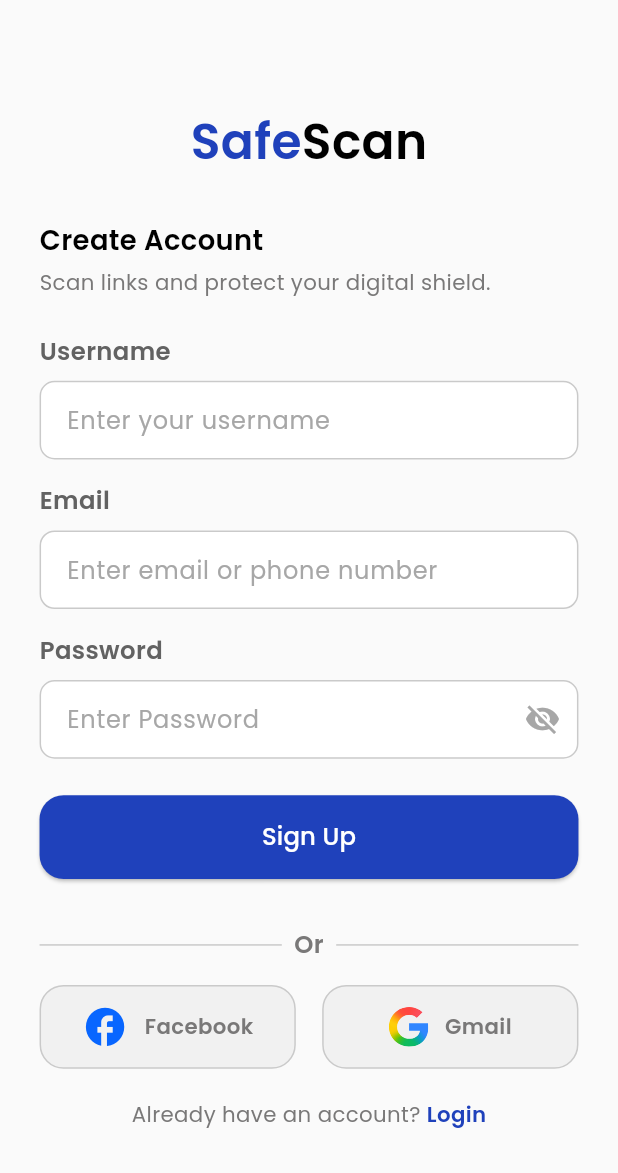
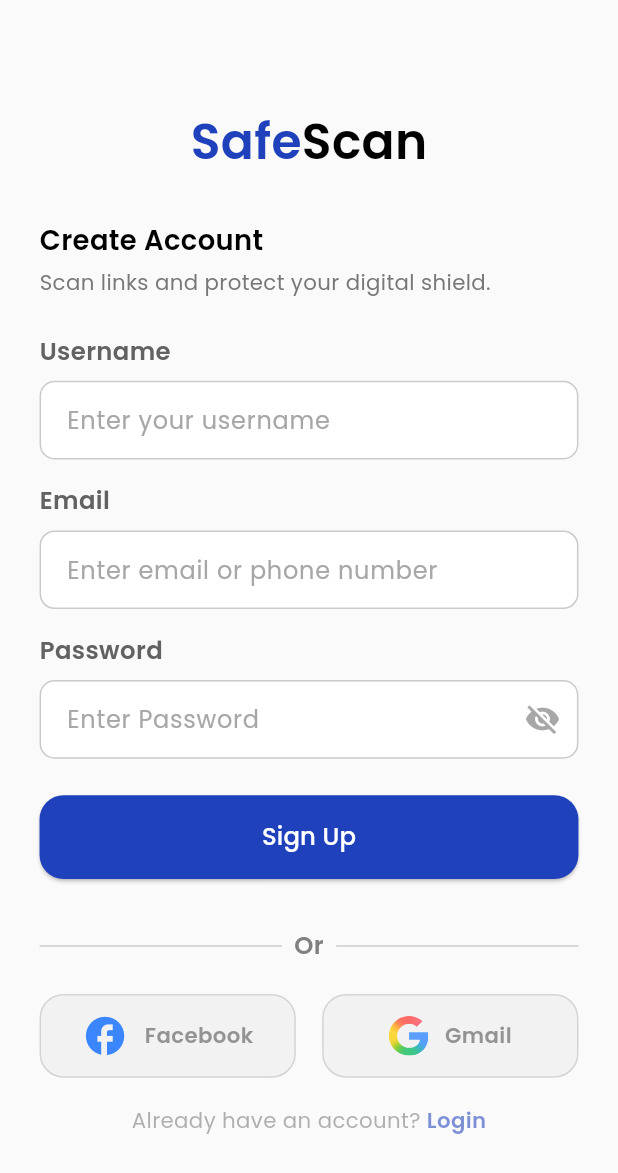
Before and after one commit to theemomo/SafeScan, a Flutter app: the screen it shows after launch, after a tap on "Login", after a tap on "Create Account", on a phone screen of 412 x 824 dp. Shown: the top 1173 px of the screen. Run offline on Flutter 3.47's test engine with Material 3 defaults, Android fonts, the light colour scheme and no system bars; our stand-ins replace dio, equatable, firebase_auth, firebase_core, flutter_bloc, flutter_screenutil and 4 more; accounts and stored records are empty.

Commit message:
refactor: restructure home feature and add animations

```diff
--- a/lib/core/route/app_router.dart
+++ b/lib/core/route/app_router.dart
@@ -4,9 +4,9 @@ import 'package:safe_scan/core/route/route_names.dart';
 import 'package:safe_scan/features/auth/presentation/cubits/auth_cubit/auth_cubit.dart';
 import 'package:safe_scan/features/auth/presentation/screens/login_screen.dart';
 import 'package:safe_scan/features/auth/presentation/screens/register_screen.dart';
-import 'package:safe_scan/features/home/domain/entities/domain_response_model.dart';
-import 'package:safe_scan/features/home/presentation/screens/home_screen.dart';
-import 'package:safe_scan/features/home/presentation/screens/report_screen.dart';
+import 'package:safe_scan/features/scan/domain/entities/domain_response_model.dart';
+import 'package:safe_scan/features/scan/presentation/screens/home_screen.dart';
+import 'package:safe_scan/features/scan/presentation/screens/report_screen.dart';
 
 class AppRouter {
   final AuthCubit authCubit;
--- a/lib/features/auth/presentation/screens/login_screen.dart
+++ b/lib/features/auth/presentation/screens/login_screen.dart
@@ -6,6 +6,7 @@ import 'package:go_router/go_router.dart';
 import 'package:safe_scan/core/route/route_names.dart';
 import 'package:safe_scan/core/utils/app_validators.dart';
 import 'package:safe_scan/features/auth/presentation/cubits/auth_cubit/auth_cubit.dart';
+import 'package:safe_scan/features/auth/presentation/widgets/animated_auth_widget.dart';
 import 'package:safe_scan/features/auth/presentation/widgets/app_text_field.dart';
 
 class LoginScreen extends StatefulWidget {
@@ -53,7 +54,9 @@ class _LoginScreenState extends State<LoginScreen> {
               mainAxisAlignment: MainAxisAlignment.start,
               crossAxisAlignment: CrossAxisAlignment.start,
               children: [
-                Center(
+                AnimatedAuthWidget(
+                  delay: 100,
+                  child: Center(
                     child: Row(
                       mainAxisAlignment: MainAxisAlignment.center,
                       children: [
@@ -76,9 +79,11 @@ class _LoginScreenState extends State<LoginScreen> {
                       ],
                     ),
                   ),
+                ),
                 SizedBox(height: 24.h),
-
-                Text(
+                AnimatedAuthWidget(
+                  delay: 200,
+                  child: Text(
                     'Login to safely scan your links and stay ahead of online threats.',
                     style: TextStyle(
                       color: const Color(0xFF797878),
@@ -86,10 +91,15 @@ class _LoginScreenState extends State<LoginScreen> {
                       fontWeight: FontWeight.w400,
                     ),
                   ),
+                ),
                 SizedBox(height: 24.h),
-
                 Form(
                   key: _formKey,
+                  child: Column(
+                    crossAxisAlignment: CrossAxisAlignment.start,
+                    children: [
+                      AnimatedAuthWidget(
+                        delay: 300,
                         child: Column(
                           crossAxisAlignment: CrossAxisAlignment.start,
                           children: [
@@ -115,7 +125,15 @@ class _LoginScreenState extends State<LoginScreen> {
                               validator: AppValidators.validateEmail,
                               fieldFocusNode: _emailFocusNode,
                             ),
+                          ],
+                        ),
+                      ),
                       SizedBox(height: 16.h),
+                      AnimatedAuthWidget(
+                        delay: 400,
+                        child: Column(
+                          crossAxisAlignment: CrossAxisAlignment.start,
+                          children: [
                             Text(
                               'Password',
                               style: TextStyle(
@@ -140,8 +158,13 @@ class _LoginScreenState extends State<LoginScreen> {
                           ],
                         ),
                       ),
+                    ],
+                  ),
+                ),
                 SizedBox(height: 32.h),
-                BlocConsumer<AuthCubit, AuthState>(
+                AnimatedAuthWidget(
+                  delay: 500,
+                  child: BlocConsumer<AuthCubit, AuthState>(
                     listenWhen: (previous, current) =>
                         current is AuthFailure || current is Authenticated,
                     listener: (context, state) {
@@ -196,8 +219,11 @@ class _LoginScreenState extends State<LoginScreen> {
                       );
                     },
                   ),
+                ),
                 SizedBox(height: 32.h),
-                Row(
+                AnimatedAuthWidget(
+                  delay: 600,
+                  child: Row(
                     children: [
                       Expanded(
                         child: Container(
@@ -222,8 +248,11 @@ class _LoginScreenState extends State<LoginScreen> {
                       ),
                     ],
                   ),
+                ),
                 SizedBox(height: 15.h),
-                Row(
+                AnimatedAuthWidget(
+                  delay: 700,
+                  child: Row(
                     children: [
                       Expanded(
                         child: Container(
@@ -286,8 +315,11 @@ class _LoginScreenState extends State<LoginScreen> {
                       ),
                     ],
                   ),
+                ),
                 SizedBox(height: 20.h),
-                Row(
+                AnimatedAuthWidget(
+                  delay: 800,
+                  child: Row(
                     mainAxisAlignment: MainAxisAlignment.center,
                     children: [
                       Text(
@@ -312,6 +344,7 @@ class _LoginScreenState extends State<LoginScreen> {
                       ),
                     ],
                   ),
+                ),
               ],
             ),
           ),
--- a/lib/features/auth/presentation/screens/register_screen.dart
+++ b/lib/features/auth/presentation/screens/register_screen.dart
@@ -6,6 +6,7 @@ import 'package:go_router/go_router.dart';
 import 'package:safe_scan/core/route/route_names.dart';
 import 'package:safe_scan/core/utils/app_validators.dart';
 import 'package:safe_scan/features/auth/presentation/cubits/auth_cubit/auth_cubit.dart';
+import 'package:safe_scan/features/auth/presentation/widgets/animated_auth_widget.dart';
 import 'package:safe_scan/features/auth/presentation/widgets/app_text_field.dart';
 
 class RegisterScreen extends StatefulWidget {
@@ -60,7 +61,9 @@ class _RegisterScreenState extends State<RegisterScreen> {
               mainAxisAlignment: MainAxisAlignment.start,
               crossAxisAlignment: CrossAxisAlignment.start,
               children: [
-                Center(
+                AnimatedAuthWidget(
+                  delay: 100,
+                  child: Center(
                     child: Row(
                       mainAxisAlignment: MainAxisAlignment.center,
                       children: [
@@ -83,7 +86,13 @@ class _RegisterScreenState extends State<RegisterScreen> {
                       ],
                     ),
                   ),
+                ),
                 SizedBox(height: 24.h),
+                AnimatedAuthWidget(
+                  delay: 200,
+                  child: Column(
+                    crossAxisAlignment: CrossAxisAlignment.start,
+                    children: [
                       Text(
                         'Create Account',
                         style: TextStyle(
@@ -101,9 +110,17 @@ class _RegisterScreenState extends State<RegisterScreen> {
                           fontWeight: FontWeight.w400,
                         ),
                       ),
+                    ],
+                  ),
+                ),
                 SizedBox(height: 24.h),
                 Form(
                   key: _formKey,
+                  child: Column(
+                    crossAxisAlignment: CrossAxisAlignment.start,
+                    children: [
+                      AnimatedAuthWidget(
+                        delay: 300,
                         child: Column(
                           crossAxisAlignment: CrossAxisAlignment.start,
                           children: [
@@ -120,14 +137,23 @@ class _RegisterScreenState extends State<RegisterScreen> {
                               fieldController: _usernameController,
                               onFieldSubmitted: (_) {
                                 _usernameFocusNode.unfocus();
-                          FocusScope.of(context).requestFocus(_emailFocusNode);
+                                FocusScope.of(context)
+                                    .requestFocus(_emailFocusNode);
                               },
                               label: "Enter your username",
                               keyboardType: TextInputType.text,
                               validator: AppValidators.validateUsername,
                               fieldFocusNode: _usernameFocusNode,
                             ),
+                          ],
+                        ),
+                      ),
                       SizedBox(height: 16.h),
+                      AnimatedAuthWidget(
+                        delay: 400,
+                        child: Column(
+                          crossAxisAlignment: CrossAxisAlignment.start,
+                          children: [
                             Text(
                               'Email',
                               style: TextStyle(
@@ -150,7 +176,15 @@ class _RegisterScreenState extends State<RegisterScreen> {
                               validator: AppValidators.validateEmail,
                               fieldFocusNode: _emailFocusNode,
                             ),
+                          ],
+                        ),
+                      ),
                       SizedBox(height: 16.h),
+                      AnimatedAuthWidget(
+                        delay: 500,
+                        child: Column(
+                          crossAxisAlignment: CrossAxisAlignment.start,
+                          children: [
                             Text(
                               'Password',
                               style: TextStyle(
@@ -168,15 +202,21 @@ class _RegisterScreenState extends State<RegisterScreen> {
                               },
                               label: "Enter Password",
                               keyboardType: TextInputType.visiblePassword,
-                        validator: AppValidators.validateRegisterPassword,
+                              validator:
+                                  AppValidators.validateRegisterPassword,
                               fieldFocusNode: _passwordFocusNode,
                               isPassword: true,
                             ),
                           ],
                         ),
                       ),
+                    ],
+                  ),
+                ),
                 SizedBox(height: 24.h),
-                BlocConsumer<AuthCubit, AuthState>(
+                AnimatedAuthWidget(
+                  delay: 600,
+                  child: BlocConsumer<AuthCubit, AuthState>(
                     listenWhen: (previous, current) =>
                         current is AuthFailure || current is Authenticated,
                     listener: (context, state) {
@@ -231,8 +271,11 @@ class _RegisterScreenState extends State<RegisterScreen> {
                       );
                     },
                   ),
+                ),
                 SizedBox(height: 32.h),
-                Row(
+                AnimatedAuthWidget(
+                  delay: 700,
+                  child: Row(
                     children: [
                       Expanded(
                         child: Container(
@@ -257,8 +300,11 @@ class _RegisterScreenState extends State<RegisterScreen> {
                       ),
                     ],
                   ),
+                ),
                 SizedBox(height: 15.h),
-                Row(
+                AnimatedAuthWidget(
+                  delay: 800,
+                  child: Row(
                     children: [
                       Expanded(
                         child: Container(
@@ -321,8 +367,11 @@ class _RegisterScreenState extends State<RegisterScreen> {
                       ),
                     ],
                   ),
+                ),
                 SizedBox(height: 20.h),
-                Row(
+                AnimatedAuthWidget(
+                  delay: 900,
+                  child: Row(
                     mainAxisAlignment: MainAxisAlignment.center,
                     children: [
                       Text(
@@ -347,6 +396,7 @@ class _RegisterScreenState extends State<RegisterScreen> {
                       ),
                     ],
                   ),
+                ),
               ],
             ),
           ),
--- /dev/null
+++ b/lib/features/auth/presentation/widgets/animated_auth_widget.dart
@@ -0,0 +1,64 @@
+import 'package:flutter/material.dart';
+
+class AnimatedAuthWidget extends StatefulWidget {
+  final Widget child;
+  final int delay;
+
+  const AnimatedAuthWidget({
+    super.key,
+    required this.child,
+    required this.delay,
+  });
+
+  @override
+  State<AnimatedAuthWidget> createState() => _AnimatedAuthWidgetState();
+}
+
+class _AnimatedAuthWidgetState extends State<AnimatedAuthWidget>
+    with SingleTickerProviderStateMixin {
+  late AnimationController _controller;
+  late Animation<double> _fadeAnimation;
+  late Animation<Offset> _slideAnimation;
+
+  @override
+  void initState() {
+    super.initState();
+    _controller = AnimationController(
+      vsync: this,
+      duration: const Duration(milliseconds: 500),
+    );
+
+    final curve = CurvedAnimation(
+      parent: _controller,
+      curve: Curves.easeOut, // make the transition start quickly and ends slowly
+    );
+
+    _fadeAnimation = Tween<double>(begin: 0.0, end: 1.0).animate(curve);
+    _slideAnimation =
+        Tween<Offset>(begin: const Offset(0, 0.5), end: Offset.zero)
+            .animate(curve);
+
+    Future.delayed(Duration(milliseconds: widget.delay), () {
+      if (mounted) {
+        _controller.forward();
+      }
+    });
+  }
+
+  @override
+  void dispose() {
+    _controller.dispose();
+    super.dispose();
+  }
+
+  @override
+  Widget build(BuildContext context) {
+    return FadeTransition(
+      opacity: _fadeAnimation,
+      child: SlideTransition(
+        position: _slideAnimation,
+        child: widget.child,
+      ),
+    );
+  }
+}
--- a/lib/features/home/data/virustotal_repo.dart
+++ b/lib/features/scan/data/virustotal_repo.dart
@@ -1,7 +1,7 @@
 import 'package:dio/dio.dart';
-import 'package:safe_scan/features/home/domain/entities/domain_response_model.dart';
-import 'package:safe_scan/features/home/domain/errors/virustotal_exceptions.dart';
-import 'package:safe_scan/features/home/domain/repos/api_repo.dart';
+import 'package:safe_scan/features/scan/domain/entities/domain_response_model.dart';
+import 'package:safe_scan/features/scan/domain/errors/virustotal_exceptions.dart';
+import 'package:safe_scan/features/scan/domain/repos/api_repo.dart';
 
 class VirustotalRepo extends ApiRepo {
   final Dio dio;
--- a/lib/features/home/domain/repos/api_repo.dart
+++ b/lib/features/scan/domain/repos/api_repo.dart
@@ -1,4 +1,4 @@
-import 'package:safe_scan/features/home/domain/entities/domain_response_model.dart';
+import 'package:safe_scan/features/scan/domain/entities/domain_response_model.dart';
 
 abstract class ApiRepo {
   Future<DomainResponseModel> fetchDomainReport(String domain);
--- a/lib/features/home/presentation/cubits/scan_domain_cubit/scan_domain_cubit.dart
+++ b/lib/features/scan/presentation/cubits/scan_domain_cubit/scan_domain_cubit.dart
@@ -1,8 +1,8 @@
 import 'package:flutter_bloc/flutter_bloc.dart';
 import 'package:flutter/material.dart';
-import 'package:safe_scan/features/home/domain/entities/domain_response_model.dart';
-import 'package:safe_scan/features/home/domain/errors/virustotal_exceptions.dart';
-import 'package:safe_scan/features/home/domain/repos/api_repo.dart';
+import 'package:safe_scan/features/scan/domain/entities/domain_response_model.dart';
+import 'package:safe_scan/features/scan/domain/errors/virustotal_exceptions.dart';
+import 'package:safe_scan/features/scan/domain/repos/api_repo.dart';
 
 part 'scan_domain_state.dart';
 
--- a/lib/features/home/presentation/screens/home_screen.dart
+++ b/lib/features/scan/presentation/screens/home_screen.dart
@@ -5,7 +5,7 @@ import "package:flutter_svg/svg.dart";
 import "package:go_router/go_router.dart";
 import "package:safe_scan/core/utils/app_colors.dart";
 import "package:safe_scan/features/auth/presentation/cubits/auth_cubit/auth_cubit.dart";
-import "package:safe_scan/features/home/presentation/widgets/tabs_widget.dart";
+import "package:safe_scan/features/scan/presentation/widgets/tabs_widget.dart";
 
 class HomeScreen extends StatelessWidget {
   const HomeScreen({super.key});
--- a/lib/features/home/presentation/screens/report_screen.dart
+++ b/lib/features/scan/presentation/screens/report_screen.dart
@@ -5,8 +5,8 @@ import 'package:flutter_svg/svg.dart';
 import 'package:go_router/go_router.dart';
 import 'package:safe_scan/core/utils/app_colors.dart';
 import 'package:safe_scan/features/auth/presentation/cubits/auth_cubit/auth_cubit.dart';
-import 'package:safe_scan/features/home/domain/entities/domain_response_model.dart';
-import 'package:safe_scan/features/home/presentation/widgets/circle_indicator.dart';
+import 'package:safe_scan/features/scan/domain/entities/domain_response_model.dart';
+import 'package:safe_scan/features/scan/presentation/widgets/circle_indicator.dart';
 
 class ReportScreen extends StatelessWidget {
   final DomainResponseModel reportData;
@@ -240,6 +240,7 @@ class ReportScreen extends StatelessWidget {
                           children: [
                             Text(
                               vendorName,
+                              overflow: TextOverflow.ellipsis,
                               style: TextStyle(
                                 fontSize: 14.sp,
                                 fontWeight: FontWeight.w400,
--- a/lib/features/home/presentation/widgets/scan_domain_widget.dart
+++ b/lib/features/scan/presentation/widgets/scan_domain_widget.dart
@@ -5,8 +5,8 @@ import 'package:flutter_svg/svg.dart';
 import 'package:go_router/go_router.dart';
 import 'package:safe_scan/core/route/route_names.dart';
 import 'package:safe_scan/core/utils/app_colors.dart';
-import 'package:safe_scan/features/home/presentation/cubits/scan_domain_cubit/scan_domain_cubit.dart';
-import 'package:safe_scan/features/home/presentation/widgets/dashed_container.dart';
+import 'package:safe_scan/features/scan/presentation/cubits/scan_domain_cubit/scan_domain_cubit.dart';
+import 'package:safe_scan/features/scan/presentation/widgets/dashed_container.dart';
 
 class ScanDomainWidget extends StatefulWidget {
   const ScanDomainWidget({super.key});
@@ -77,7 +77,7 @@ class _ScanDomainWidgetState extends State<ScanDomainWidget> {
                 filled: true,
                 fillColor: const Color(0xFFF1F1F4),
                 contentPadding: EdgeInsets.symmetric(
-                  vertical: 22.h,
+                  vertical: 16.h,
                   horizontal: 16.w,
                 ),
               ),
@@ -110,7 +110,7 @@ class _ScanDomainWidgetState extends State<ScanDomainWidget> {
                   return ElevatedButton(
                     onPressed: null,
                     style: ElevatedButton.styleFrom(
-                      minimumSize: Size(double.infinity, 65.h),
+                      minimumSize: Size(double.infinity, 55.h),
                       backgroundColor: AppColors.primaryColor,
                       shape: RoundedRectangleBorder(
                         borderRadius: BorderRadius.circular(16.r),
@@ -132,7 +132,7 @@ class _ScanDomainWidgetState extends State<ScanDomainWidget> {
                     context.read<ScanDomainCubit>().scanDomain(url);
                   },
                   style: ElevatedButton.styleFrom(
-                    minimumSize: Size(double.infinity, 65.h),
+                    minimumSize: Size(double.infinity, 55.h),
                     backgroundColor: AppColors.primaryColor,
                     shape: RoundedRectangleBorder(
                       borderRadius: BorderRadius.circular(16.r),
```
Also changed, not shown: lib/features/scan/presentation/widgets/tabs_widget.dart (renamed from lib/features/home/presentation/widgets/tabs_widget.dart, +4 -4 lines), lib/features/scan/domain/entities/domain_response_ex.json (renamed from lib/features/home/domain/entities/domain_response_ex.json), lib/features/scan/domain/entities/domain_response_model.dart (renamed from lib/features/home/domain/entities/domain_response_model.dart), lib/features/scan/domain/errors/virustotal_exceptions.dart (renamed from lib/features/home/domain/errors/virustotal_exceptions.dart), lib/features/scan/presentation/cubits/scan_domain_cubit/scan_domain_state.dart (renamed from lib/features/home/presentation/cubits/scan_domain_cubit/scan_domain_state.dart), lib/features/scan/presentation/widgets/circle_indicator.dart (renamed from lib/features/home/presentation/widgets/circle_indicator.dart), lib/features/scan/presentation/widgets/dashed_container.dart (renamed from lib/features/home/presentation/widgets/dashed_container.dart), lib/features/scan/presentation/widgets/scan_file_widget.dart (renamed from lib/features/home/presentation/widgets/scan_file_widget.dart), 3 other files. Lines whose indentation alone changed are shown as unchanged.
